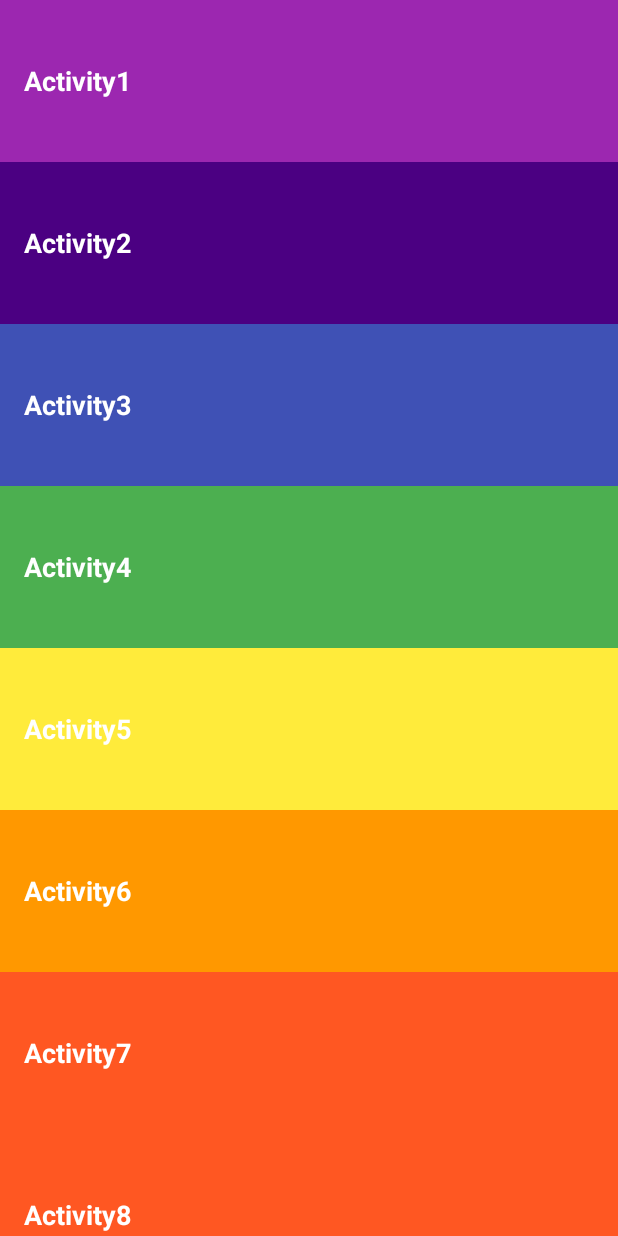
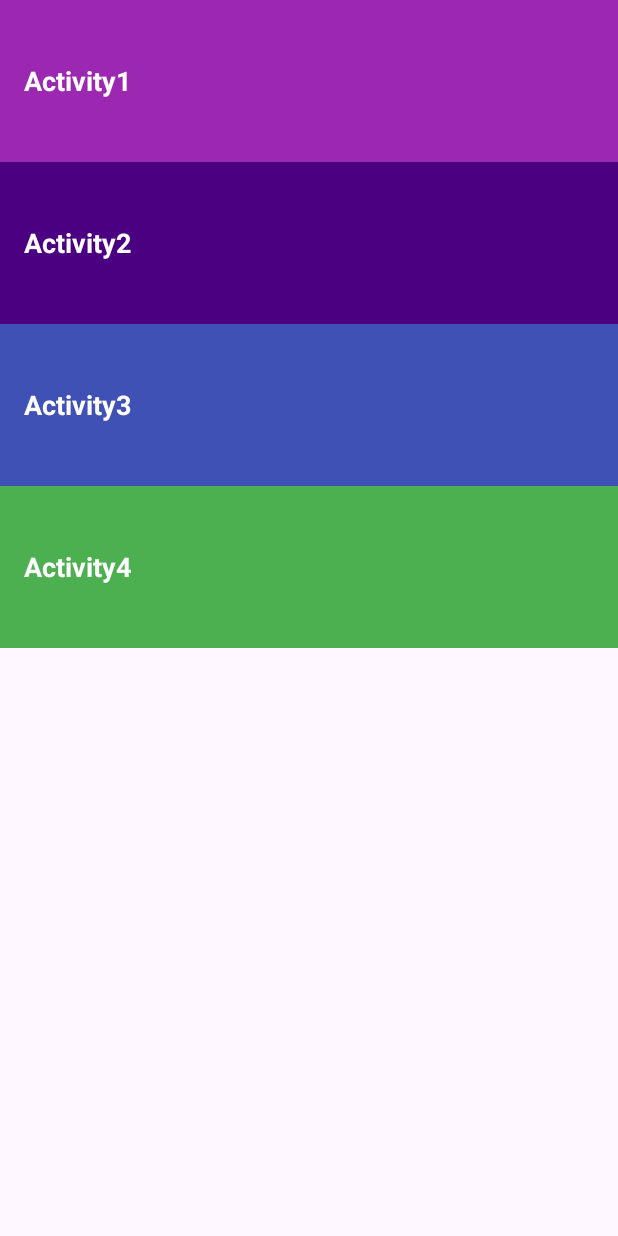
Before and after one commit to ayan-de/CustomAdapter-JAVA, an Android app: the screen it shows after launch (MainActivity), on a phone screen of 412 x 824 dp. Run offline under Robolectric (Android 15) with nearby library versions, the phone set to English and light mode, and no system bars.

Commit message:
"activity 4(No Image activity added"

```diff
--- a/app/src/main/AndroidManifest.xml
+++ b/app/src/main/AndroidManifest.xml
@@ -12,6 +12,9 @@
         android:supportsRtl="true"
         android:theme="@style/Theme.FirstApp"
         tools:targetApi="31">
+        <activity
+            android:name=".MainActivity4"
+            android:exported="false" />
         <activity
             android:name=".MainActivity3"
             android:exported="false" />
--- a/app/src/main/res/layout/activity_main.xml
+++ b/app/src/main/res/layout/activity_main.xml
@@ -36,36 +36,6 @@
             android:background="@color/green"
             android:text="Activity4" />
 
-        <TextView
-            android:id="@+id/Activity5"
-            style="@style/CategoryStyle"
-            android:background="@color/yellow"
-            android:text="Activity5" />
-
-        <TextView
-            android:id="@+id/Activity6"
-            style="@style/CategoryStyle"
-            android:background="@color/orange"
-            android:text="Activity6" />
-
-        <TextView
-            android:id="@+id/Activity7"
-            style="@style/CategoryStyle"
-            android:background="@color/red"
-            android:text="Activity7" />
-
-        <TextView
-            android:id="@+id/Activity8"
-            style="@style/CategoryStyle"
-            android:background="@color/red"
-            android:text="Activity8" />
-
-        <TextView
-            android:id="@+id/Activity9"
-            style="@style/CategoryStyle"
-            android:background="@color/red"
-            android:text="Activity9" />
-
 
     </LinearLayout>
 </ScrollView>
```
Also changed, not shown: app/src/main/java/com/example/firstapp/MainActivity4.java (added, +34 -0 lines), app/src/main/res/layout/activity_main2.xml (deleted, +0 -9 lines).
